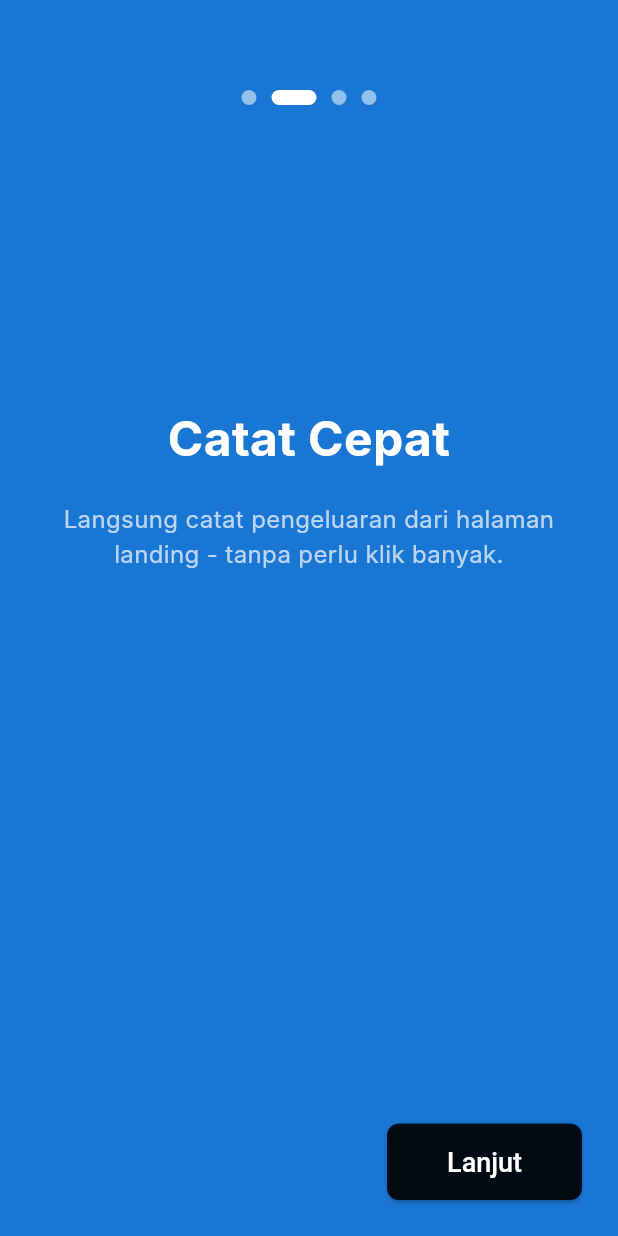
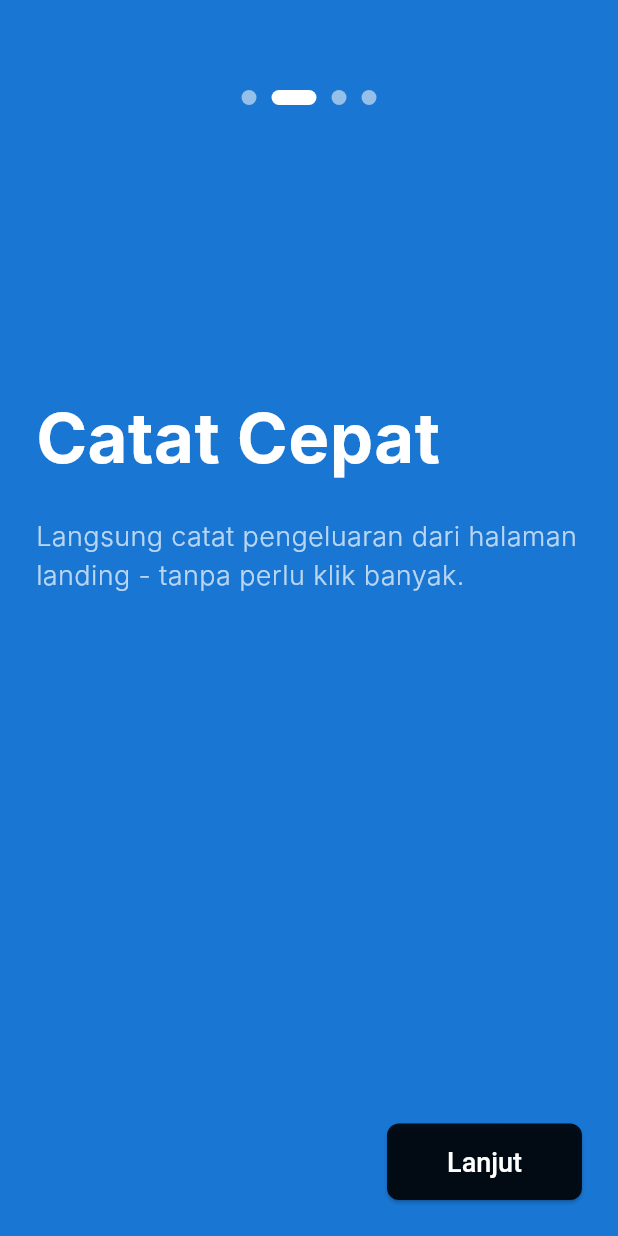
Before and after one commit to Apps-FinLog/FinLog, a Flutter app: the screen it shows after launch, swiped to page 2, on a phone screen of 412 x 824 dp. Run offline on Flutter 3.47's test engine with Material 3 defaults, Android fonts, the phone set to English and light mode, and no system bars; our stand-ins replace flutter_svg; Roboto replaces fonts that are missing (Inter).

Commit message:
feat: Refactor onboarding screen styles and add text styles class

```diff
--- a/lib/screens/onboarding_screen.dart
+++ b/lib/screens/onboarding_screen.dart
@@ -1,5 +1,6 @@
 import 'package:flutter/foundation.dart';
 import 'package:flutter/material.dart';
+import 'package:finlog/styles/text_styles.dart';
 
 class OnboardingScreen extends StatefulWidget {
   const OnboardingScreen({super.key});
@@ -17,7 +18,7 @@ class _OnboardingScreenState extends State<OnboardingScreen> {
       _buildOnboardingPage(
         title: "Catat Tanpa Ribet",
         description:
-            "Cukup ceritakan pengeluaranmu seperti ngobrol biasa.\nFinLog akan menyimpan catatan keuanganmu secara otomatis dalam bentuk jurnal.",
+            "🗣️ Cukup ceritakan pengeluaranmu seperti ngobrol biasa.\n📓 FinLog akan menyimpan catatan keuanganmu secara otomatis dalam bentuk jurnal.",
         isLastPage: false,
       ),
       _buildOnboardingPage(
@@ -49,26 +50,19 @@ class _OnboardingScreenState extends State<OnboardingScreen> {
       color: Colors.blue.shade700,
       child: Column(
         mainAxisAlignment: MainAxisAlignment.center,
-        crossAxisAlignment: CrossAxisAlignment.center,
+        crossAxisAlignment: CrossAxisAlignment.start,
         children: <Widget>[
           const Spacer(flex: 2),
           Text(
             title,
-            textAlign: TextAlign.center,
-            style: const TextStyle(
-              fontSize: 32,
-              fontWeight: FontWeight.bold,
-              color: Colors.white,
-            ),
+            textAlign: TextAlign.start,
+            style: AppTextStyles.onboardingTitle,
           ),
           const SizedBox(height: 20),
           Text(
             description,
-            textAlign: TextAlign.center,
-            style: const TextStyle(
-              fontSize: 16,
-              color: Colors.white70,
-            ),
+            textAlign: TextAlign.start,
+            style: AppTextStyles.onboardingDescription,
           ),
           const Spacer(flex: 3),
           Align(
@@ -77,11 +71,7 @@ class _OnboardingScreenState extends State<OnboardingScreen> {
               style: ElevatedButton.styleFrom(
                 backgroundColor: Colors.black87, // Button color from image
                 padding: const EdgeInsets.symmetric(horizontal: 40, vertical: 15), // Adjusted padding
-                textStyle: const TextStyle(
-                  fontSize: 18,
-                  color: Colors.white,
-                  fontWeight: FontWeight.w500,
-                ),
+                textStyle: AppTextStyles.onboardingButton,
                 shape: RoundedRectangleBorder(
                   borderRadius: BorderRadius.circular(8.0), // Slightly rounded corners
                 ),
@@ -108,7 +98,7 @@ class _OnboardingScreenState extends State<OnboardingScreen> {
               },
               child: Text(
                 isLastPage ? 'Mulai' : 'Lanjut',
-                style: const TextStyle(color: Colors.white),
+                style: const TextStyle(color: Colors.white), // This style is simple, can keep it inline or add to AppTextStyles if needed. For now, keeping it simple.
               ),
             ),
           ),
--- /dev/null
+++ b/lib/styles/text_styles.dart
@@ -0,0 +1,21 @@
+import 'package:flutter/material.dart';
+
+class AppTextStyles {
+  static const TextStyle onboardingTitle = TextStyle(
+    fontSize: 46,
+    fontWeight: FontWeight.bold,
+    color: Colors.white,
+  );
+
+  static const TextStyle onboardingDescription = TextStyle(
+    fontSize: 18,
+    fontWeight: FontWeight.w300,
+    color: Colors.white70,
+  );
+
+  static const TextStyle onboardingButton = TextStyle(
+    fontSize: 18,
+    color: Colors.white,
+    fontWeight: FontWeight.w500,
+  );
+}
```
